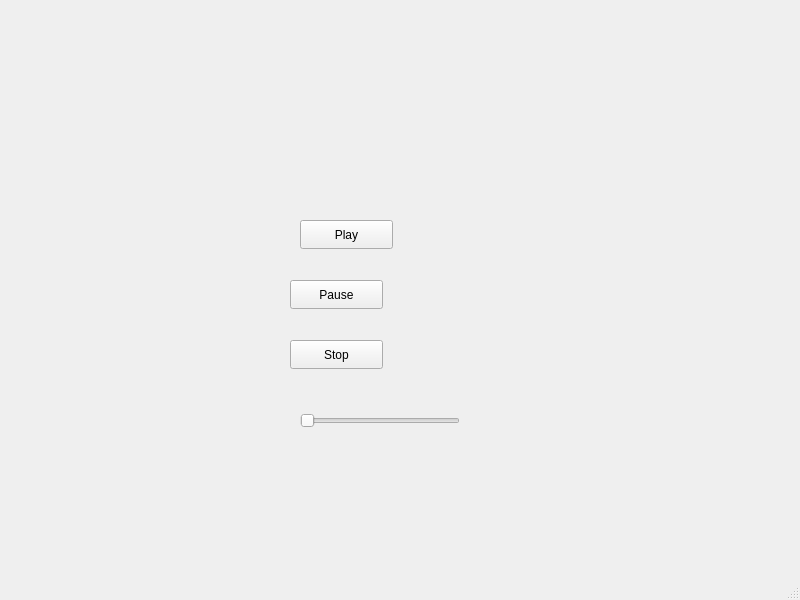
Qt form mainwindow.ui (MrMati/rave-fix) before a commit.
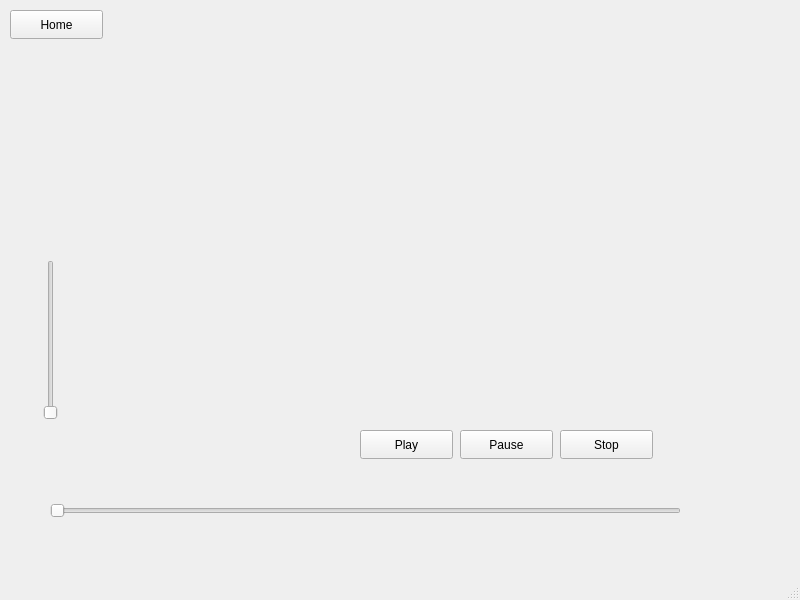
The same form after that commit.

Commit message: added slider for time and fixed stacked widget

```diff
--- a/mainwindow.ui
+++ b/mainwindow.ui
@@ -14,37 +14,50 @@
    <string>MainWindow</string>
   </property>
   <widget class="QWidget" name="centralwidget">
-   <widget class="QPushButton" name="playButton">
+   <widget class="QStackedWidget" name="stackedWidget">
     <property name="geometry">
      <rect>
-      <x>300</x>
-      <y>220</y>
+      <x>0</x>
+      <y>0</y>
+      <width>801</width>
+      <height>571</height>
+     </rect>
+    </property>
+    <property name="currentIndex">
+     <number>0</number>
+    </property>
+    <widget class="QWidget" name="player">
+     <widget class="QPushButton" name="homeScreen">
+      <property name="geometry">
+       <rect>
+        <x>10</x>
+        <y>10</y>
       <width>93</width>
       <height>29</height>
      </rect>
     </property>
     <property name="text">
-     <string>Play</string>
-    </property>
-   </widget>
-   <widget class="QPushButton" name="pauseButton">
+       <string>Home</string>
+      </property>
+     </widget>
+     <widget class="QSlider" name="timeSlider">
     <property name="geometry">
      <rect>
-      <x>290</x>
-      <y>280</y>
-      <width>93</width>
-      <height>29</height>
-     </rect>
-    </property>
-    <property name="text">
-     <string>Pause</string>
+        <x>50</x>
+        <y>500</y>
+        <width>631</width>
+        <height>22</height>
+       </rect>
+      </property>
+      <property name="orientation">
+       <enum>Qt::Horizontal</enum>
     </property>
    </widget>
    <widget class="QPushButton" name="stopButton">
     <property name="geometry">
      <rect>
-      <x>290</x>
-      <y>340</y>
+        <x>560</x>
+        <y>430</y>
       <width>93</width>
       <height>29</height>
      </rect>
@@ -53,18 +66,61 @@
      <string>Stop</string>
     </property>
    </widget>
+     <widget class="QPushButton" name="pauseButton">
+      <property name="geometry">
+       <rect>
+        <x>460</x>
+        <y>430</y>
+        <width>93</width>
+        <height>29</height>
+       </rect>
+      </property>
+      <property name="text">
+       <string>Pause</string>
+      </property>
+     </widget>
+     <widget class="QPushButton" name="playButton">
+      <property name="geometry">
+       <rect>
+        <x>360</x>
+        <y>430</y>
+        <width>93</width>
+        <height>29</height>
+       </rect>
+      </property>
+      <property name="text">
+       <string>Play</string>
+      </property>
+     </widget>
    <widget class="QSlider" name="volumeSlider">
     <property name="geometry">
      <rect>
-      <x>300</x>
-      <y>410</y>
-      <width>160</width>
-      <height>22</height>
+        <x>40</x>
+        <y>260</y>
+        <width>22</width>
+        <height>160</height>
      </rect>
     </property>
     <property name="orientation">
-     <enum>Qt::Horizontal</enum>
-    </property>
+       <enum>Qt::Vertical</enum>
+      </property>
+     </widget>
+    </widget>
+    <widget class="QWidget" name="home">
+     <widget class="QPushButton" name="playerButton">
+      <property name="geometry">
+       <rect>
+        <x>10</x>
+        <y>10</y>
+        <width>93</width>
+        <height>29</height>
+       </rect>
+      </property>
+      <property name="text">
+       <string>Player</string>
+      </property>
+     </widget>
+    </widget>
    </widget>
   </widget>
   <widget class="QMenuBar" name="menubar">
```
Lines whose indentation alone changed are shown as unchanged. The commit also changes 552 other files.
